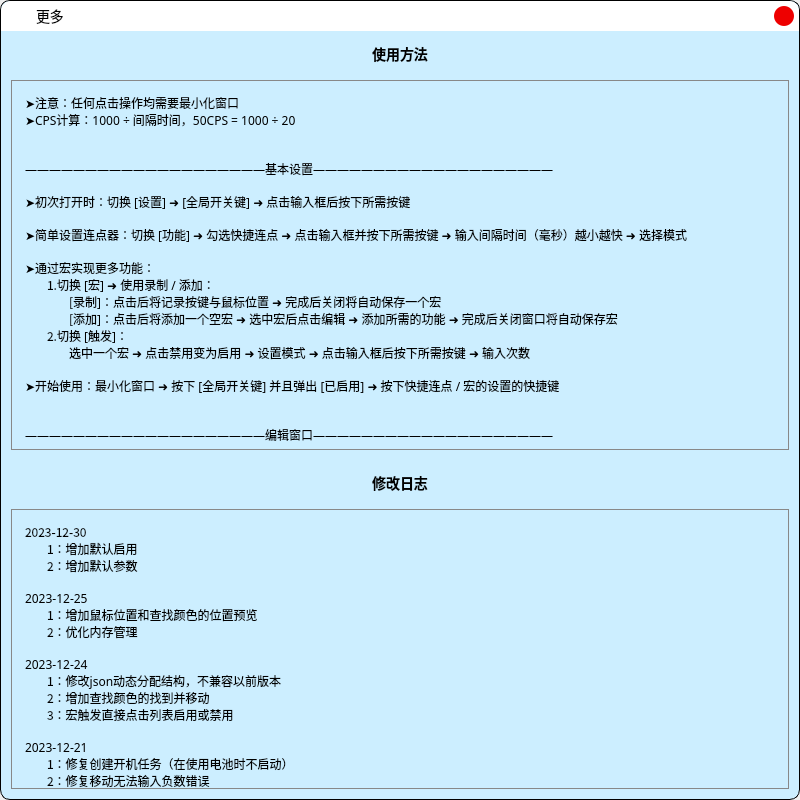
Above: .ui/MoreUi.ui from hongliangdu/Quickinput before the change. Below: the same form after it.
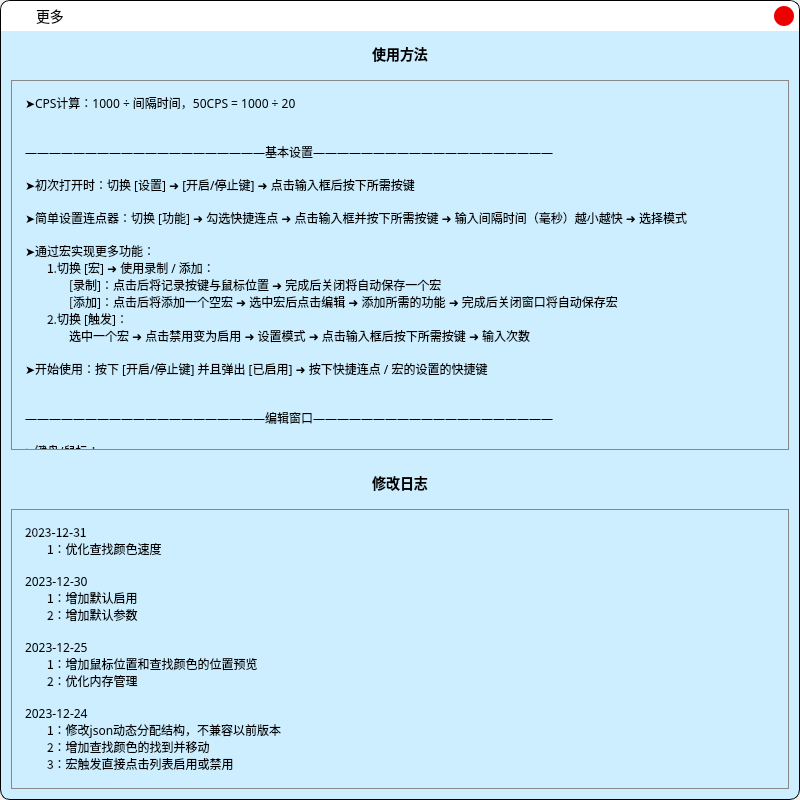
That is the form after the change. Icons and pictures are not drawn.

Commit message: 优化查找颜色速度

```diff
--- a/.ui/MoreUi.ui
+++ b/.ui/MoreUi.ui
@@ -248,7 +248,7 @@
            <x>0</x>
            <y>0</y>
            <width>776</width>
-           <height>1097</height>
+           <height>1080</height>
           </rect>
          </property>
          <property name="styleSheet">
@@ -290,13 +290,12 @@
              <string notr="true">font-family:&quot;Microsoft YaHei&quot;;font-size:12px;</string>
             </property>
             <property name="text">
-             <string>➤注意：任何点击操作均需要最小化窗口
-➤CPS计算：1000 ÷ 间隔时间，50CPS = 1000 ÷ 20
+             <string>➤CPS计算：1000 ÷ 间隔时间，50CPS = 1000 ÷ 20
 
 
 ————————————————————基本设置————————————————————
 
-➤初次打开时：切换 [设置] ➜ [全局开关键] ➜ 点击输入框后按下所需按键
+➤初次打开时：切换 [设置] ➜ [开启/停止键] ➜ 点击输入框后按下所需按键
 
 ➤简单设置连点器：切换 [功能] ➜ 勾选快捷连点 ➜ 点击输入框并按下所需按键 ➜ 输入间隔时间（毫秒）越小越快 ➜ 选择模式
 
@@ -307,7 +306,7 @@
 ㅤㅤ2.切换 [触发]：
 ㅤㅤㅤㅤ选中一个宏 ➜ 点击禁用变为启用 ➜ 设置模式 ➜ 点击输入框后按下所需按键 ➜ 输入次数
 
-➤开始使用：最小化窗口 ➜ 按下 [全局开关键] 并且弹出 [已启用] ➜ 按下快捷连点 / 宏的设置的快捷键
+➤开始使用：按下 [开启/停止键] 并且弹出 [已启用] ➜ 按下快捷连点 / 宏的设置的快捷键
 
 
 ————————————————————编辑窗口————————————————————
@@ -425,7 +424,7 @@
            <x>0</x>
            <y>0</y>
            <width>776</width>
-           <height>2620</height>
+           <height>2671</height>
           </rect>
          </property>
          <property name="styleSheet">
@@ -467,7 +466,10 @@
              <string notr="true">font-family:&quot;Microsoft YaHei&quot;;font-size:12px;</string>
             </property>
             <property name="text">
-             <string>2023-12-30
+             <string>2023-12-31
+ㅤㅤ1：优化查找颜色速度
+
+2023-12-30
 ㅤㅤ1：增加默认启用
 ㅤㅤ2：增加默认参数
 
```
Left out of the diff: 3 changed lines with no effect on the pictures. The commit also changes 18 other files.
